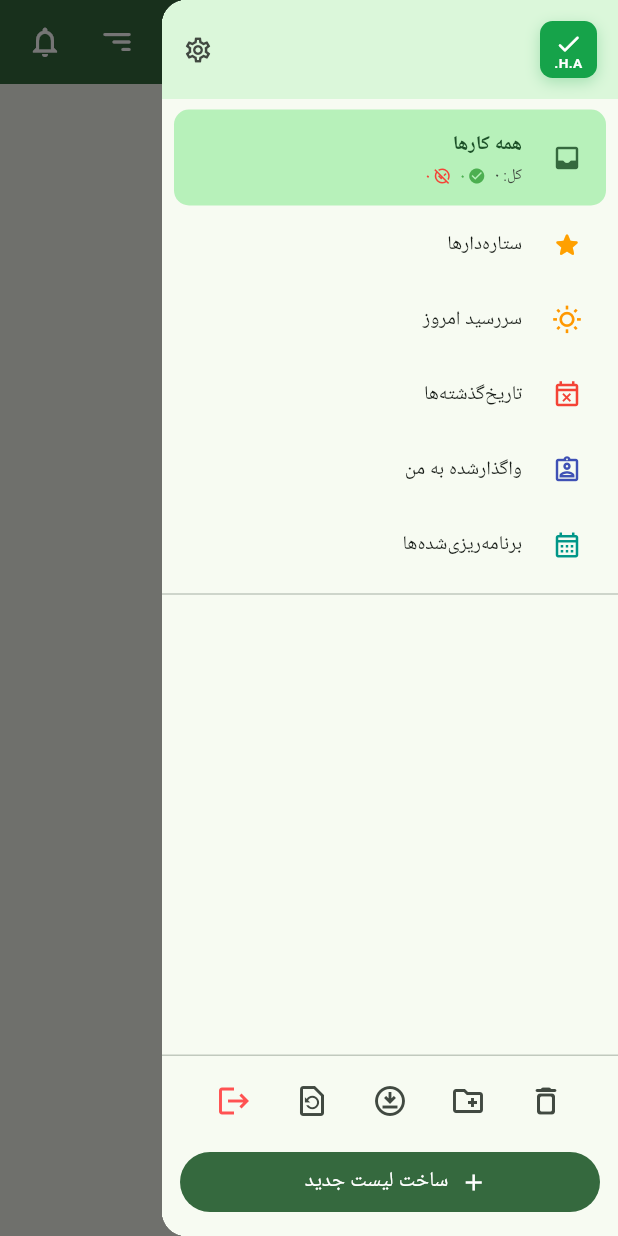
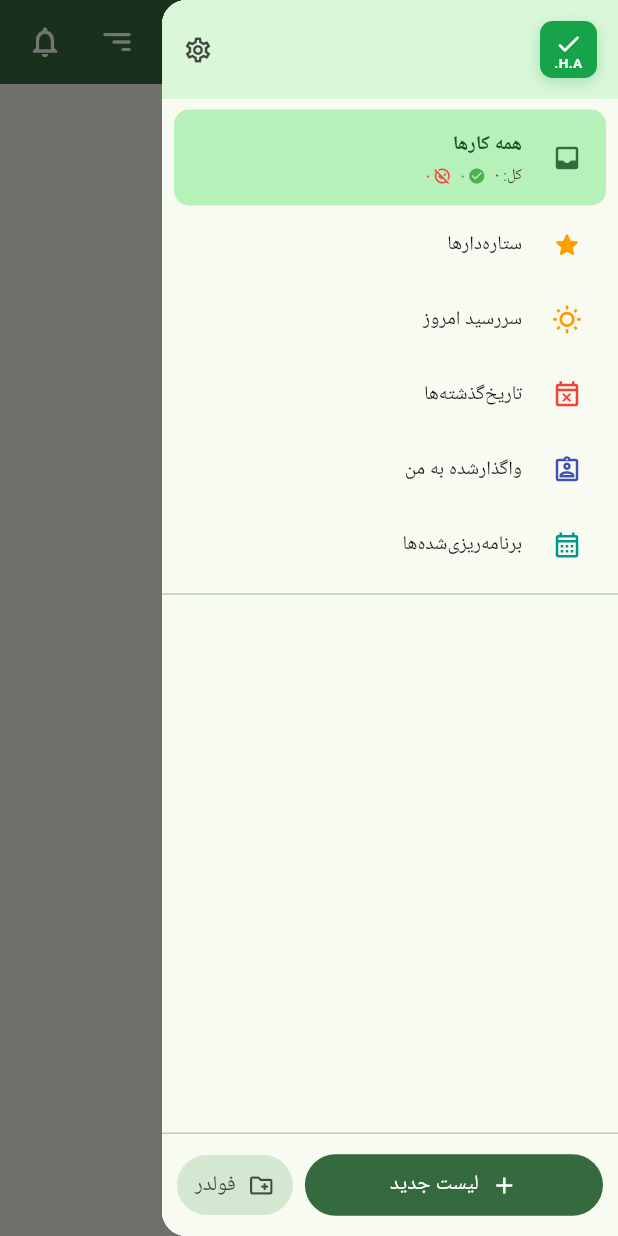
Before and after one commit to goudygood-145/arya-tasks, a Flutter app: the screen it shows once a user with an empty profile is signed in, with the side drawer open, on a phone screen of 412 x 824 dp. Run offline on Flutter 3.47's test engine with Material 3 defaults, Android fonts, the phone set to English and light mode, and no system bars; our stand-ins replace open_filex, shamsi_date, shared_preferences, supabase_flutter; missing offline and left inert: file_selector; accounts and stored records are empty; network calls fail; Roboto replaces fonts that are missing (Vazirmatn).

Commit message:
Update main.dart

```diff
--- a/lib/main.dart
+++ b/lib/main.dart
@@ -1555,35 +1555,39 @@ void _onSettingsChanged() {
                       ],
                     ),
             ),
-            // ابزارهای پایین سایدبار
+// دکمه‌های ساخت لیست و فولدر شخصی کنار هم
             const Divider(height: 1),
             Padding(
-              padding: const EdgeInsets.symmetric(horizontal: 8, vertical: 6),
-              child: Wrap(
-                spacing: 4,
-                runSpacing: 4,
-                alignment: WrapAlignment.spaceEvenly,
+              padding: const EdgeInsets.all(10),
+              child: Row(
                 children: [
-                  IconButton(
-                    tooltip: tr('سطل زباله (۳۰ روزه)', 'Trash Bin'),
-                    icon: const Icon(Icons.delete_outline_rounded),
-                    onPressed: () {
-                      showDialog(
-                        context: context,
-                        builder: (_) =>
-                            TrashBinDialog(onRestored: _loadInitialData),
-                      );
-                    },
-                  ),
-                  IconButton(
-                    tooltip: tr('ساخت فولدر شخصی', 'New Personal Folder'),
-                    icon: const Icon(Icons.create_new_folder_outlined),
+                  Expanded(
+                    child: FilledButton.icon(
+                      style: FilledButton.styleFrom(
+                        padding: const EdgeInsets.symmetric(
+                            horizontal: 10, vertical: 10),
+                      ),
+                      onPressed: _createListDialog,
+                      icon: const Icon(Icons.add, size: 18),
+                      label: Text(
+                        tr('لیست جدید', 'New List'),
+                        overflow: TextOverflow.ellipsis,
+                      ),
+                    ),
+                  ),
+                  const SizedBox(width: 8),
+                  FilledButton.tonalIcon(
+                    style: FilledButton.styleFrom(
+                      padding: const EdgeInsets.symmetric(
+                          horizontal: 12, vertical: 10),
+                    ),
                     onPressed: () async {
                       final c = TextEditingController();
                       final name = await showDialog<String>(
                         context: context,
                         builder: (ctx) => AlertDialog(
-                          title: Text(tr('فولدر شخصی جدید', 'New Personal Folder')),
+                          title: Text(
+                              tr('فولدر شخصی جدید', 'New Personal Folder')),
                           content: TextField(
                             controller: c,
                             autofocus: true,
@@ -1595,12 +1599,14 @@ void _onSettingsChanged() {
                           ),
                           actions: [
                             TextButton(
-                                onPressed: () => Navigator.pop(ctx),
-                                child: Text(tr('انصراف', 'Cancel'))),
+                              onPressed: () => Navigator.pop(ctx),
+                              child: Text(tr('انصراف', 'Cancel')),
+                            ),
                             FilledButton(
-                                onPressed: () =>
-                                    Navigator.pop(ctx, c.text.trim()),
-                                child: Text(tr('ساخت', 'Create'))),
+                              onPressed: () =>
+                                  Navigator.pop(ctx, c.text.trim()),
+                              child: Text(tr('ساخت', 'Create')),
+                            ),
                           ],
                         ),
                       );
@@ -1608,44 +1614,10 @@ void _onSettingsChanged() {
                         await appSettings.addPersonalFolder(name);
                       }
                     },
-                  ),
-                  IconButton(
-                    tooltip: tr('ورود از Microsoft To Do', 'Import To Do'),
-                    icon: const Icon(Icons.download_for_offline_outlined),
-                    onPressed: () {
-                      showDialog(
-                        context: context,
-                        builder: (_) => TodoImportDialog(
-                          currentUserEmail: currentUserEmail,
-                          currentUserName: currentUserName,
-                          onImported: _loadInitialData,
-                        ),
-                      );
-                    },
-                  ),
-                  IconButton(
-                    tooltip: tr('بازیابی از فایل بکاپ', 'Restore Backup'),
-                    icon: const Icon(Icons.restore_page_outlined),
-                    onPressed: () =>
-                        showBackupRestoreDialog(context, _loadInitialData),
-                  ),
-                  IconButton(
-                    tooltip: tr('خروج از حساب', 'Sign Out'),
-                    icon: const Icon(Icons.logout, color: Colors.redAccent),
-                    onPressed: () => supabase.auth.signOut(),
+                    icon: const Icon(Icons.create_new_folder_outlined, size: 18),
+                    label: Text(tr('فولدر', 'Folder')),
                   ),
                 ],
-              ),
-            ),
-            Padding(
-              padding: const EdgeInsets.fromLTRB(12, 0, 12, 12),
-              child: SizedBox(
-                width: double.infinity,
-                child: FilledButton.icon(
-                  onPressed: _createListDialog,
-                  icon: const Icon(Icons.add),
-                  label: Text(tr('ساخت لیست جدید', 'New List')),
-                ),
               ),
             ),
           ],
```
